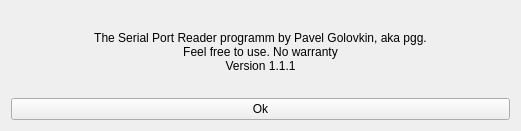
First picture: the form in ui/aboutform.ui, repository krang4d/SerialPY, before the edit.
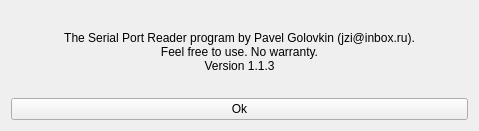
Second picture: the form after the edit.

Commit message: feat(drawnow): add clear button

What changed in the file:
```diff
--- a/ui/aboutform.ui
+++ b/ui/aboutform.ui
@@ -9,7 +9,7 @@
    <rect>
     <x>0</x>
     <y>0</y>
-    <width>521</width>
+    <width>479</width>
     <height>131</height>
    </rect>
   </property>
@@ -28,9 +28,9 @@
      <item>
       <widget class="QLabel" name="label">
        <property name="text">
-        <string>The Serial Port Reader programm by Pavel Golovkin, aka pgg.
-Feel free to use. No warranty
-Version 1.1.1</string>
+        <string>The Serial Port Reader program by Pavel Golovkin (jzi@inbox.ru).
+Feel free to use. No warranty.
+Version 1.1.3</string>
        </property>
        <property name="alignment">
         <set>Qt::AlignCenter</set>
```
The commit also changes 4 other files.
